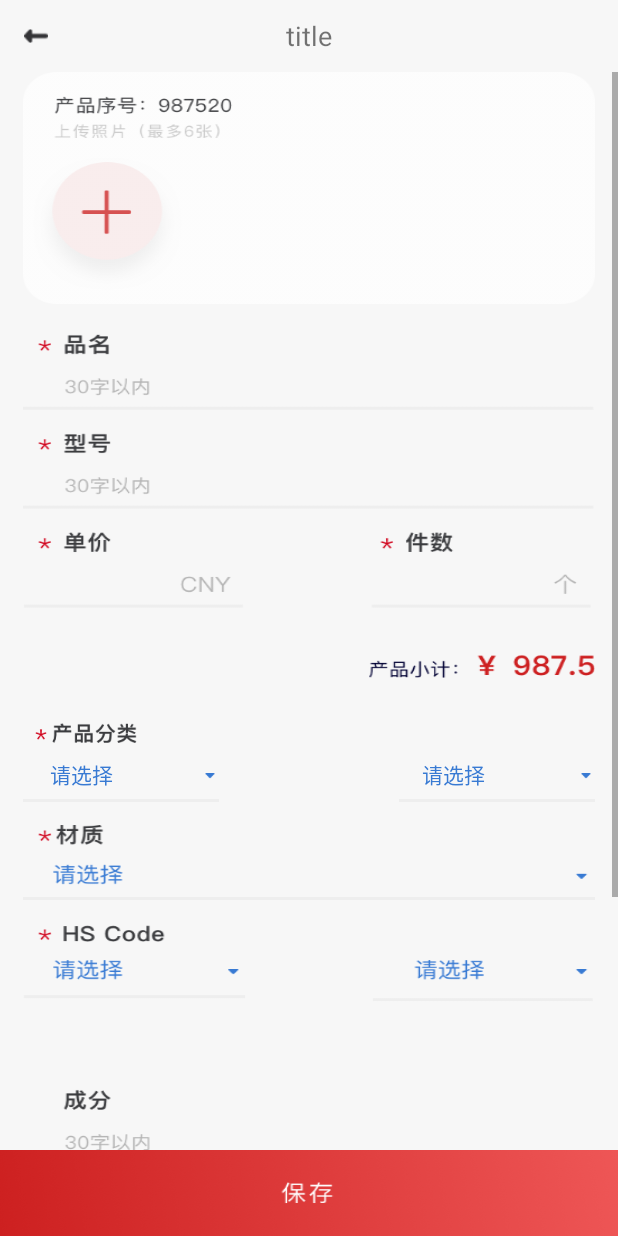
After one commit to Suosuo123/DTDemo, an Android app: the layout activity_edit_product.xml on its own in the app's theme, with its tools: preview values and no code run, on a phone screen of 412 x 824 dp. The commit adds this screen. Run offline under Robolectric (Android 15) with nearby library versions, the phone set to English and light mode, and no system bars.

Commit message:
增加新建商品界面

```diff
--- /dev/null
+++ b/app/src/main/java/com/dhgate/dt/demo/activity/EditProductActivity.java
@@ -0,0 +1,140 @@
+package com.dhgate.dt.demo.activity;
+
+import android.animation.Animator;
+import android.animation.AnimatorSet;
+import android.animation.ObjectAnimator;
+import android.app.AlertDialog;
+import android.content.DialogInterface;
+import android.graphics.Color;
+import android.view.View;
+import android.view.animation.LinearInterpolator;
+import android.widget.ImageView;
+import android.widget.LinearLayout;
+import android.widget.TextView;
+import com.dhgate.dt.demo.R;
+import butterknife.Bind;
+import butterknife.OnClick;
+
+/**
+ * Created by flora on 2018/4/10.
+ */
+
+public class EditProductActivity extends BaseActivity {
+
+    public int categoryHeight;
+    public String choosedStr;
+
+    @Bind(R.id.choose_layout_1_text)
+    TextView choose_layout_1_text;
+
+    @Bind(R.id.category_content_layout)
+    LinearLayout category_content_layout;
+
+    @Bind(R.id.shadow)
+    View shadow;
+
+    @Bind(R.id.category_layout1_check)
+    ImageView category_layout1_check;
+
+    @Bind(R.id.category_layout2_check)
+    ImageView category_layout2_check;
+
+    @OnClick(R.id.choose_layout_1)
+    public void onChooseLayout2Click() {
+        showAnim();
+    }
+
+    @OnClick({R.id.shadow, R.id.close_icon})
+    public void closeChooseLayout() {
+        hideAnim();
+    }
+
+    @OnClick(R.id.category_layout1)
+    public void onCategoryLayout1Click() {
+        category_layout1_check.setVisibility(View.VISIBLE);
+        category_layout2_check.setVisibility(View.GONE);
+        choose_layout_1_text.setText("塑料及其它制品");
+        hideAnim();
+    }
+
+    @OnClick(R.id.category_layout2)
+    public void onCategoryLayout2Click() {
+        category_layout1_check.setVisibility(View.GONE);
+        category_layout2_check.setVisibility(View.VISIBLE);
+        choose_layout_1_text.setText("橡胶及其它制品");
+        hideAnim();
+    }
+
+    @Override
+    protected int getLayoutId() {
+        return R.layout.activity_edit_product;
+    }
+
+    @Override
+    protected void onCreate() {
+        super.onCreate();
+        setActionTitle("添加商品");
+        categoryHeight = (int) getResources().getDimension(R.dimen.category_height);
+        hideAnim();
+    }
+
+    public void showAnim() {
+        ObjectAnimator animTrans = ObjectAnimator.ofFloat(category_content_layout, "translationY", 0);
+        AnimatorSet set = new AnimatorSet();
+        set.play(animTrans);
+        set.addListener(new Animator.AnimatorListener() {
+            @Override
+            public void onAnimationStart(Animator animator) {
+                shadow.setVisibility(View.VISIBLE);
+                category_content_layout.setVisibility(View.VISIBLE);
+            }
+
+            @Override
+            public void onAnimationEnd(Animator animator) {
+
+            }
+
+            @Override
+            public void onAnimationCancel(Animator animator) {
+
+            }
+
+            @Override
+            public void onAnimationRepeat(Animator animator) {
+
+            }
+        });
+        set.start();
+    }
+
+    public void hideAnim() {
+        ObjectAnimator animTrans = ObjectAnimator.ofFloat(category_content_layout, "translationY", categoryHeight);
+        LinearInterpolator ll = new LinearInterpolator();
+        animTrans.setInterpolator(ll);
+        AnimatorSet set = new AnimatorSet();
+        set.play(animTrans);
+        set.addListener(new Animator.AnimatorListener() {
+            @Override
+            public void onAnimationStart(Animator animator) {
+
+            }
+
+            @Override
+            public void onAnimationEnd(Animator animator) {
+                shadow.setVisibility(View.GONE);
+                category_content_layout.setVisibility(View.GONE);
+            }
+
+            @Override
+            public void onAnimationCancel(Animator animator) {
+
+            }
+
+            @Override
+            public void onAnimationRepeat(Animator animator) {
+
+            }
+        });
+        set.start();
+    }
+}
--- /dev/null
+++ b/app/src/main/java/com/dhgate/dt/demo/activity/PaymentActivity.java
@@ -0,0 +1,17 @@
+package com.dhgate.dt.demo.activity;
+
+/**
+ * Created by flora on 2018/4/11.
+ */
+
+public class PaymentActivity extends BaseActivity {
+    @Override
+    protected int getLayoutId() {
+        return 0;
+    }
+
+    @Override
+    protected void onCreate() {
+        super.onCreate();
+    }
+}
--- /dev/null
+++ b/app/src/main/res/layout/activity_edit_product.xml
@@ -0,0 +1,205 @@
+<?xml version="1.0" encoding="utf-8"?>
+<RelativeLayout
+    xmlns:android="http://schemas.android.com/apk/res/android"
+    android:layout_width="match_parent"
+    android:layout_height="match_parent"
+    android:orientation="vertical"
+    android:background="@color/main_gray">
+
+    <include
+        android:id="@+id/rel_title"
+        layout="@layout/layout_title_bar" />
+
+    <ScrollView
+        android:layout_below="@+id/rel_title"
+        android:layout_width="match_parent"
+        android:layout_height="wrap_content">
+
+        <LinearLayout
+            android:layout_width="match_parent"
+            android:layout_height="wrap_content"
+            android:orientation="vertical"
+            android:layout_marginLeft="15dp"
+            android:layout_marginRight="15dp"
+            android:paddingBottom="100dp">
+
+            <ImageView
+                android:layout_width="match_parent"
+                android:layout_height="wrap_content"
+                android:background="@mipmap/add_product_1"/>
+            <ImageView
+                android:layout_width="match_parent"
+                android:layout_height="wrap_content"
+                android:background="@mipmap/add_product_2"
+                android:layout_marginTop="20dp"/>
+
+
+            <ImageView
+                android:layout_width="wrap_content"
+                android:layout_height="wrap_content"
+                android:background="@mipmap/product_category"
+                android:layout_marginTop="30dp"
+                android:layout_marginLeft="8dp"/>
+
+            <RelativeLayout
+                android:layout_width="match_parent"
+                android:layout_height="wrap_content"
+                android:layout_marginTop="10dp">
+
+                <RelativeLayout
+                    android:id="@+id/choose_layout_1"
+                    android:layout_width="wrap_content"
+                    android:layout_height="wrap_content">
+                    <ImageView
+                        android:layout_width="wrap_content"
+                        android:layout_height="wrap_content"
+                        android:background="@mipmap/bg_1"
+                        android:layout_marginTop="10dp"/>
+                    <TextView
+                        android:id="@+id/choose_layout_1_text"
+                        android:layout_width="wrap_content"
+                        android:layout_height="wrap_content"
+                        android:textColor="#387AD3"
+                        android:text="请选择"
+                        android:textSize="14sp"
+                        android:layout_marginLeft="18dp" />
+                </RelativeLayout>
+
+                <RelativeLayout
+                    android:id="@+id/choose_layout_2"
+                    android:layout_width="wrap_content"
+                    android:layout_height="wrap_content"
+                    android:layout_alignParentRight="true">
+                    <ImageView
+                        android:layout_width="wrap_content"
+                        android:layout_height="wrap_content"
+                        android:background="@mipmap/bg_1"
+                        android:layout_marginTop="10dp"/>
+                    <TextView
+                        android:layout_width="wrap_content"
+                        android:layout_height="wrap_content"
+                        android:textColor="#387AD3"
+                        android:text="请选择"
+                        android:textSize="14sp"
+                        android:layout_marginLeft="15dp"/>
+                </RelativeLayout>
+
+            </RelativeLayout>
+
+            <ImageView
+                android:layout_width="match_parent"
+                android:layout_height="wrap_content"
+                android:background="@mipmap/add_product_3"
+                android:layout_marginTop="15dp"/>
+        </LinearLayout>
+    </ScrollView>
+
+    <ImageView
+        android:layout_width="match_parent"
+        android:layout_height="wrap_content"
+        android:background="@mipmap/add_product_4"
+        android:layout_alignParentBottom="true"/>
+
+    <View
+        android:id="@+id/shadow"
+        android:layout_width="match_parent"
+        android:layout_height="match_parent"
+        android:background="@color/black"
+        android:alpha="0.5"
+        android:visibility="gone"/>
+
+    <LinearLayout
+        android:id="@+id/category_content_layout"
+        android:layout_width="match_parent"
+        android:layout_height="@dimen/category_height"
+        android:layout_alignParentBottom="true"
+        android:background="@color/white"
+        android:orientation="vertical"
+        android:clickable="true"
+        android:visibility="gone">
+
+        <RelativeLayout
+            android:layout_width="match_parent"
+            android:layout_height="50dp">
+            <TextView
+                android:id="@+id/text_1"
+                android:layout_width="wrap_content"
+                android:layout_height="wrap_content"
+                android:text="产品分类"
+                android:textColor="@color/black"
+                android:textSize="16sp"
+                android:layout_centerInParent="true"/>
+
+            <ImageView
+                android:id="@+id/close_icon"
+                android:layout_width="15dp"
+                android:layout_height="15dp"
+                android:background="@mipmap/icon_close"
+                android:layout_alignParentRight="true"
+                android:layout_centerVertical="true"
+                android:layout_marginRight="15dp"/>
+
+            <View
+                android:id="@+id/line_1"
+                android:layout_width="match_parent"
+                android:layout_height="0.5dp"
+                android:layout_marginTop="15dp"
+                android:background="#F1F1F1"
+                android:layout_marginLeft="10dp"
+                android:layout_marginRight="10dp"
+                android:layout_alignParentBottom="true"/>
+        </RelativeLayout>
+
+        <RelativeLayout
+            android:id="@+id/category_layout1"
+            android:layout_width="match_parent"
+            android:layout_height="50dp">
+
+            <TextView
+                android:layout_width="wrap_content"
+                android:layout_height="wrap_content"
+                android:text="塑料及其它制品"
+                android:textColor="@color/black"
+                android:textSize="15sp"
+                android:layout_centerVertical="true"
+                android:layout_marginLeft="50dp"/>
+            <ImageView
+                android:id="@+id/category_layout1_check"
+                android:layout_width="wrap_content"
+                android:layout_height="wrap_content"
+                android:background="@mipmap/check"
+                android:layout_alignParentRight="true"
+                android:layout_centerVertical="true"
+                android:layout_marginRight="15dp"
+                android:visibility="gone"/>
+        </RelativeLayout>
+
+        <RelativeLayout
+            android:id="@+id/category_layout2"
+            android:layout_width="match_parent"
+            android:layout_height="50dp">
+
+            <TextView
+                android:layout_width="wrap_content"
+                android:layout_height="wrap_content"
+                android:text="橡胶及其它制品"
+                android:textColor="@color/black"
+                android:textSize="15sp"
+                android:layout_centerVertical="true"
+                android:layout_marginLeft="50dp"/>
+            <ImageView
+                android:id="@+id/category_layout2_check"
+                android:layout_width="wrap_content"
+                android:layout_height="wrap_content"
+                android:background="@mipmap/check"
+                android:layout_alignParentRight="true"
+                android:layout_centerVertical="true"
+                android:layout_marginRight="15dp"
+                android:visibility="gone"/>
+        </RelativeLayout>
+    </LinearLayout>
+
+
+
+
+</RelativeLayout>
--- a/app/src/main/res/values/dimens.xml
+++ b/app/src/main/res/values/dimens.xml
@@ -6,5 +6,6 @@
     <dimen name="status_bar_height">25dp</dimen>
     <dimen name="space_small">5dp</dimen>
     <dimen name="ui_radius">2dp</dimen>
+    <dimen name="category_height">250dp</dimen>
 
 </resources>
```
Also changed, not shown: app/src/main/AndroidManifest.xml (+11 -2 lines), app/src/main/res/mipmap-xhdpi/add_product_1.png (added), app/src/main/res/mipmap-xhdpi/add_product_2.png (added), app/src/main/res/mipmap-xhdpi/add_product_3.png (added), app/src/main/res/mipmap-xhdpi/add_product_4.png (added), app/src/main/res/mipmap-xhdpi/bg_1.png (added), app/src/main/res/mipmap-xhdpi/check.png (added), app/src/main/res/mipmap-xhdpi/product_category.png (added).
